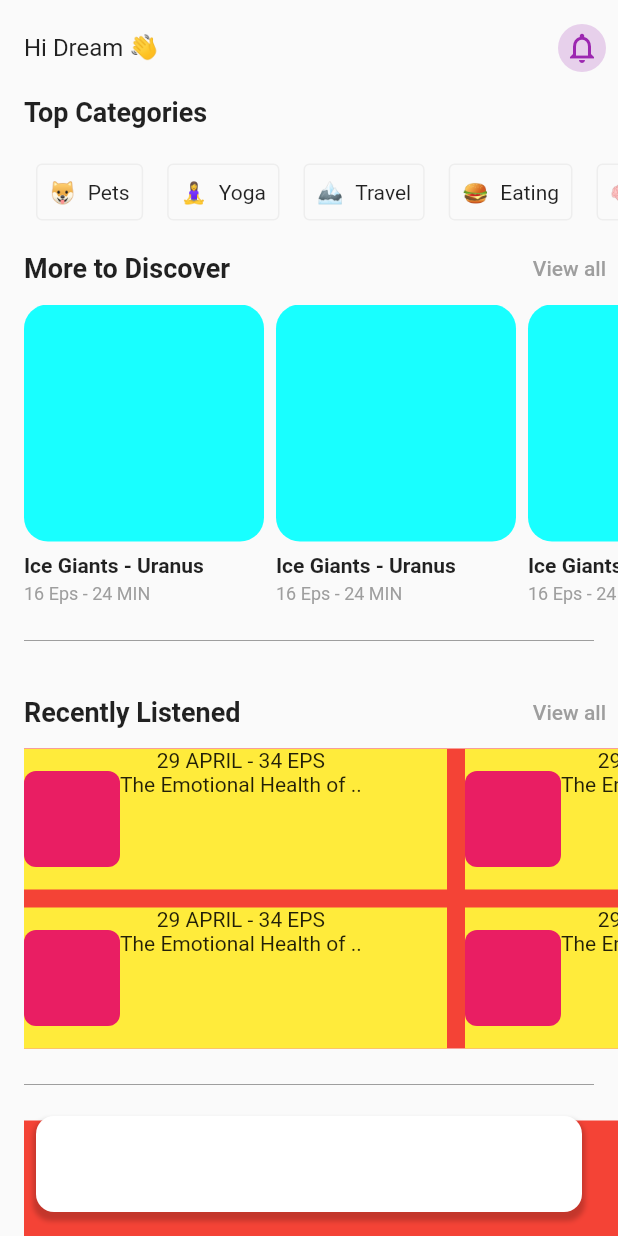
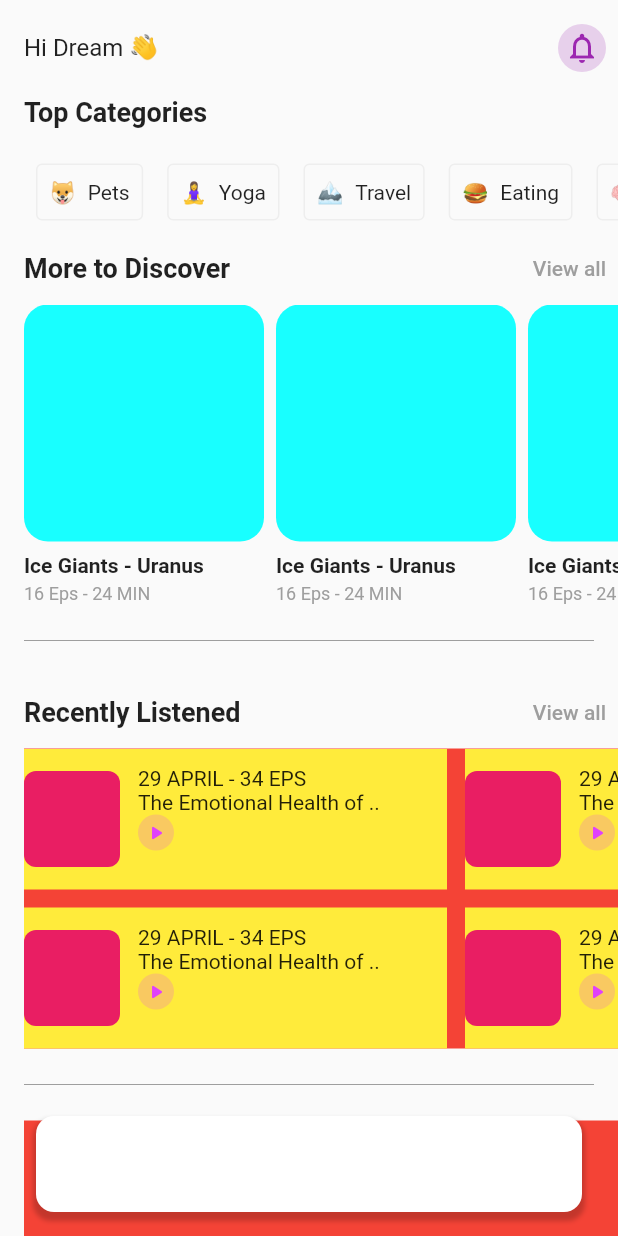
Before and after one commit to JAICHANGPARK/flutter_notebook_19th_story, a Flutter app: the screen it shows after launch, on a phone screen of 412 x 824 dp. Run offline on Flutter 3.47's test engine with Material 2 defaults, Android fonts, the phone set to English and light mode, and no system bars; our stand-ins replace cached_network_image, countup, fl_chart, flutter_riverpod, freezed_annotation, smooth_page_indicator and 1 more.

Commit message:
Update podcast_home_page.dart

```diff
--- a/lib/ep1134_podcast_app/src/ui/podcast_home_page.dart
+++ b/lib/ep1134_podcast_app/src/ui/podcast_home_page.dart
@@ -205,31 +205,46 @@ class _PodcastHomePageState extends State<PodcastHomePage> {
                             child: GridView.builder(
                                 scrollDirection: Axis.horizontal,
                                 gridDelegate: SliverGridDelegateWithFixedCrossAxisCount(
-                                  crossAxisCount: 2,
-                                  crossAxisSpacing: 12,
-                                  mainAxisSpacing: 12,
-                                  childAspectRatio: 4 / 12
-                                ),
+                                    crossAxisCount: 2,
+                                    crossAxisSpacing: 12,
+                                    mainAxisSpacing: 12,
+                                    childAspectRatio: 4 / 12),
                                 itemBuilder: (context, index) {
                                   return Container(
-                                    decoration: BoxDecoration(
-                                      color: Colors.yellow
-                                    ),
+                                    decoration: BoxDecoration(color: Colors.yellow),
                                     child: Row(
                                       children: [
                                         Container(
                                           height: 64,
                                           width: 64,
-                                          decoration: BoxDecoration(
-                                            color: Colors.pink,
-                                            borderRadius: BorderRadius.circular(8)
+                                          decoration:
+                                              BoxDecoration(color: Colors.pink, borderRadius: BorderRadius.circular(8)),
+                                        ),
+                                        Expanded(
+                                          child: Padding(
+                                            padding: const EdgeInsets.all(12.0),
+                                            child: Column(
+
+                                              crossAxisAlignment: CrossAxisAlignment.start,
+                                              children: [
+                                                Text("29 APRIL - 34 EPS"),
+                                                Text("The Emotional Health of .."),
+                                                Row(
+                                                  children: [
+                                                    CircleAvatar(
+                                                      radius: 12,
+                                                      backgroundColor: Colors.purpleAccent.withOpacity(0.2),
+                                                      foregroundColor: Colors.purpleAccent,
+                                                      child: Icon(
+                                                        Icons.play_arrow_rounded,
+                                                        size: 16,
+                                                      ),
+                                                    )
+                                                  ],
+                                                )
+                                              ],
+                                            ),
                                           ),
-                                        ),
-                                        Column(
-                                          children: [
-                                            Text("29 APRIL - 34 EPS"),
-                                            Text("The Emotional Health of ..")
-                                          ],
                                         )
                                       ],
                                     ),
```
